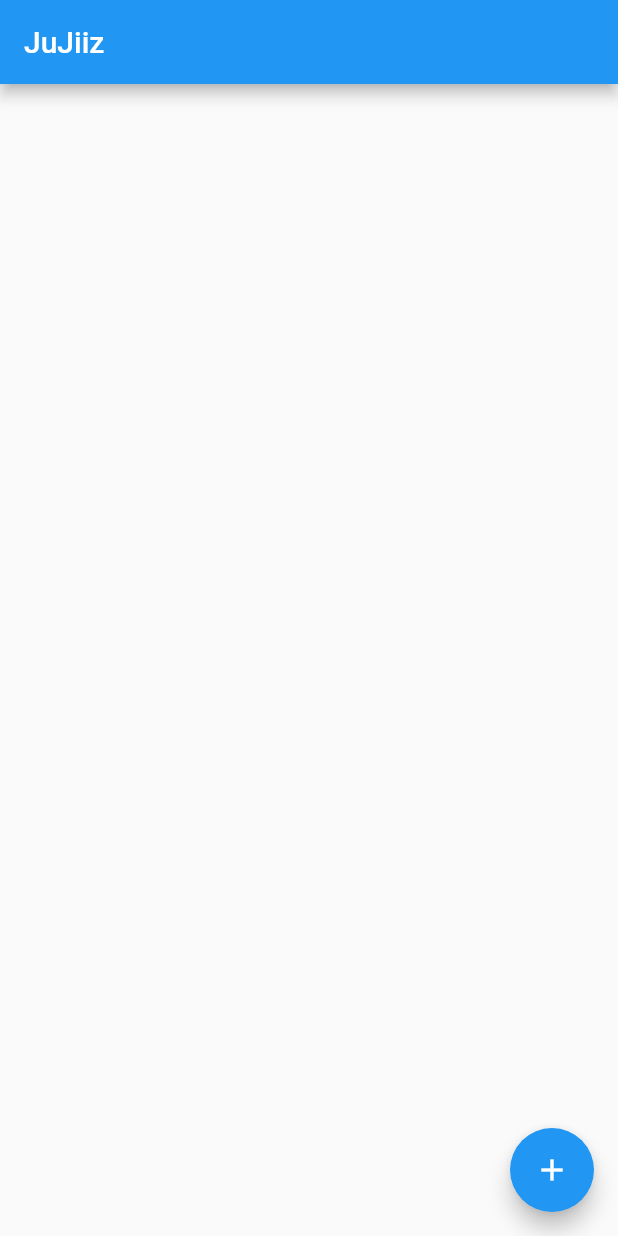
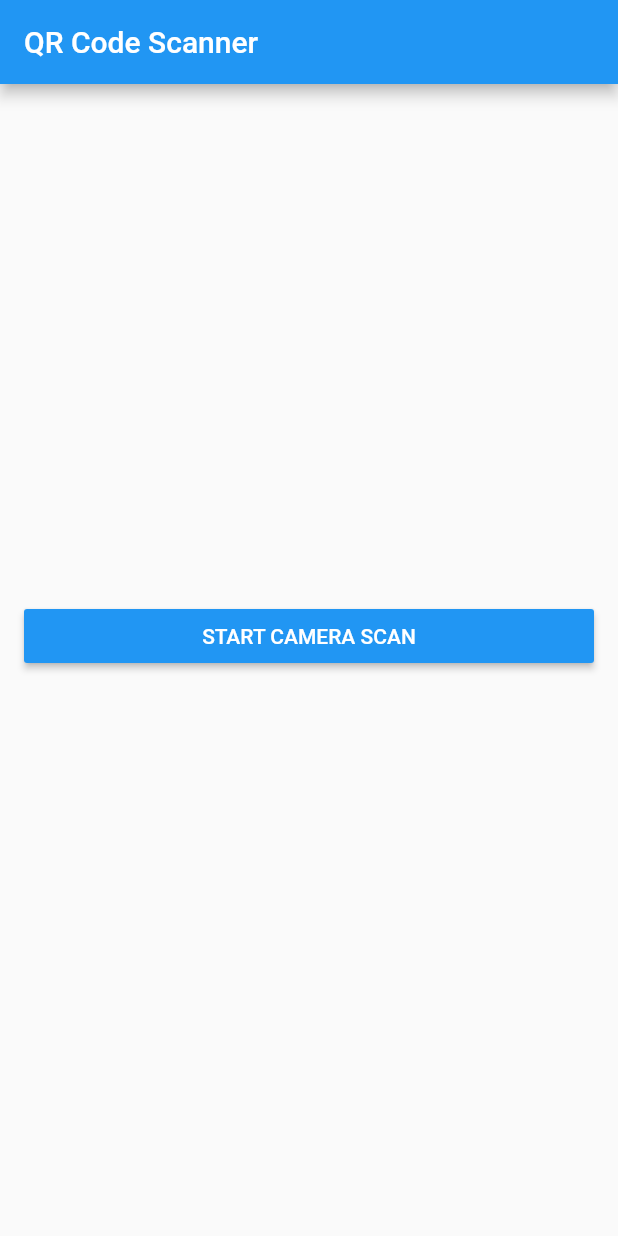
Before and after one commit to JuJiiz/JuJiiz_Flutter, a Flutter app: the screen it shows after launch, on a phone screen of 412 x 824 dp. Run offline on Flutter 3.47's test engine with Material 2 defaults, Android fonts, the phone set to English and light mode, and no system bars; missing offline and left inert: barcode_scan.

Commit message:
add qr scanner

```diff
--- a/lib/main.dart
+++ b/lib/main.dart
@@ -1,6 +1,18 @@
 import 'package:flutter/material.dart';
-import 'src/app.dart';
+import 'package:flutter_app/src/ui/scanner_ui.dart';
 
-void main() {
-  runApp(App());
+void main() => runApp(MyApp());
+
+class MyApp extends StatelessWidget {
+  @override
+  Widget build(BuildContext context) {
+    return MaterialApp(
+      debugShowCheckedModeBanner: false,
+      title: 'QR Generator-Scanner',
+      theme: ThemeData(
+        primarySwatch: Colors.blue,
+      ),
+      home: ScanScreen(),
+    );
+  }
 }
--- a/lib/src/app.dart
+++ b/lib/src/ui/app.dart
@@ -1,13 +1,9 @@
+import 'dart:convert';
+
 import 'package:flutter/material.dart';
-import 'package:http/http.dart' show get;
-import 'models/image_model.dart';
-import 'dart:convert';
-import 'widgets/image_list.dart';
-
-class App extends StatefulWidget {
-  @override
-  State<StatefulWidget> createState() {
-    return AppState();
+import 'package:flutter_app/src/models/image_model.dart';
+import 'package:flutter_app/src/widgets/image_list.dart';
+import 'package:http/http.dart' show get    return AppState();
   }
 }
 
--- /dev/null
+++ b/lib/src/ui/scanner_ui.dart
@@ -0,0 +1,84 @@
+import 'dart:async';
+
+import 'package:barcode_scan/barcode_scan.dart';
+import 'package:flutter/material.dart';
+import 'package:flutter/services.dart';
+import 'package:flutter_app/src/ui/dialog/event_approve_dialog.dart';
+
+class ScanScreen extends StatefulWidget {
+  @override
+  _ScanState createState() => new _ScanState();
+}
+
+class _ScanState extends State<ScanScreen> {
+  String barcode = "";
+
+  @override
+  initState() {
+    super.initState();
+  }
+
+  @override
+  Widget build(BuildContext context) {
+    return Scaffold(
+        appBar: new AppBar(
+          title: new Text('QR Code Scanner'),
+        ),
+        body: new Center(
+          child: new Column(
+            mainAxisAlignment: MainAxisAlignment.center,
+            crossAxisAlignment: CrossAxisAlignment.stretch,
+            children: <Widget>[
+              Padding(
+                padding: EdgeInsets.symmetric(horizontal: 16.0, vertical: 8.0),
+                child: RaisedButton(
+                    color: Colors.blue,
+                    textColor: Colors.white,
+                    splashColor: Colors.blueGrey,
+                    onPressed: scan,
+                    child: const Text('START CAMERA SCAN')),
+              ),
+              Padding(
+                padding: EdgeInsets.symmetric(horizontal: 16.0, vertical: 8.0),
+                child: Text(
+                  barcode,
+                  textAlign: TextAlign.center,
+                ),
+              ),
+            ],
+          ),
+        ));
+  }
+
+  Future scan() async {
+    try {
+      String barcode = await BarcodeScanner.scan();
+      var user = barcode.split('uid=');
+      if (user.length == 2) {
+        barcode = user[1];
+      }
+
+      showDialog(
+          context: context,
+          builder: (BuildContext context) {
+            return EventApproveDialog(barcode);
+          });
+
+      //setState(() => this.barcode = barcode);
+    } on PlatformException catch (e) {
+      if (e.code == BarcodeScanner.CameraAccessDenied) {
+        setState(() {
+          this.barcode = 'The user did not grant the camera permission!';
+        });
+      } else {
+        //setState(() => this.barcode = 'Unknown error: $e');
+      }
+    } on FormatException {
+      /*setState(() =>
+      this.barcode =
+      'null (User returned using the "back"-button before scanning anything. Result)');*/
+    } catch (e) {
+      //setState(() => this.barcode = 'Unknown error: $e');
+    }
+  }
+}
--- a/pubspec.yaml
+++ b/pubspec.yaml
@@ -19,6 +19,9 @@ dependencies:
   # The following adds the Cupertino Icons font to your application.
   # Use with the CupertinoIcons class for iOS style icons.
   cupertino_icons: ^0.1.2
+  path_provider: 0.4.1
+  barcode_scan: ^0.0.4
+  qr_flutter: ^1.1.1
 
 dev_dependencies:
   flutter_test:
```
Also changed, not shown: lib/src/ui/dialog/event_approve_dialog.dart (added, +48 -0 lines), lib/src/ui/login_ui.dart (added, +18 -0 lines), lib/src/ui/register_ui.dart (added), 3 other files.
